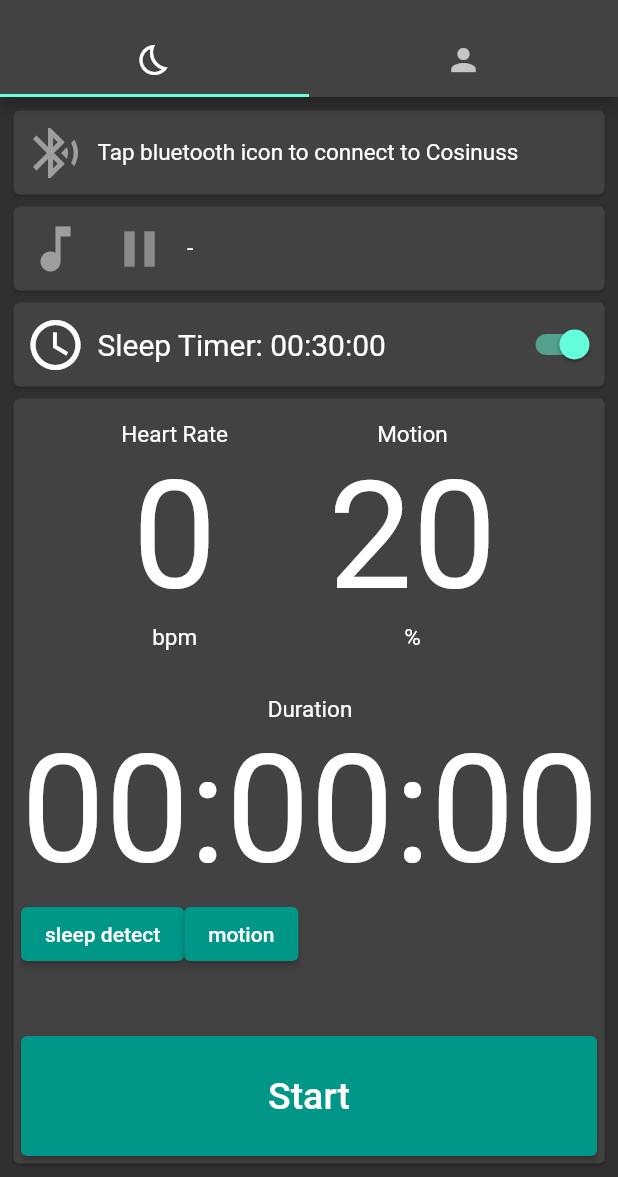
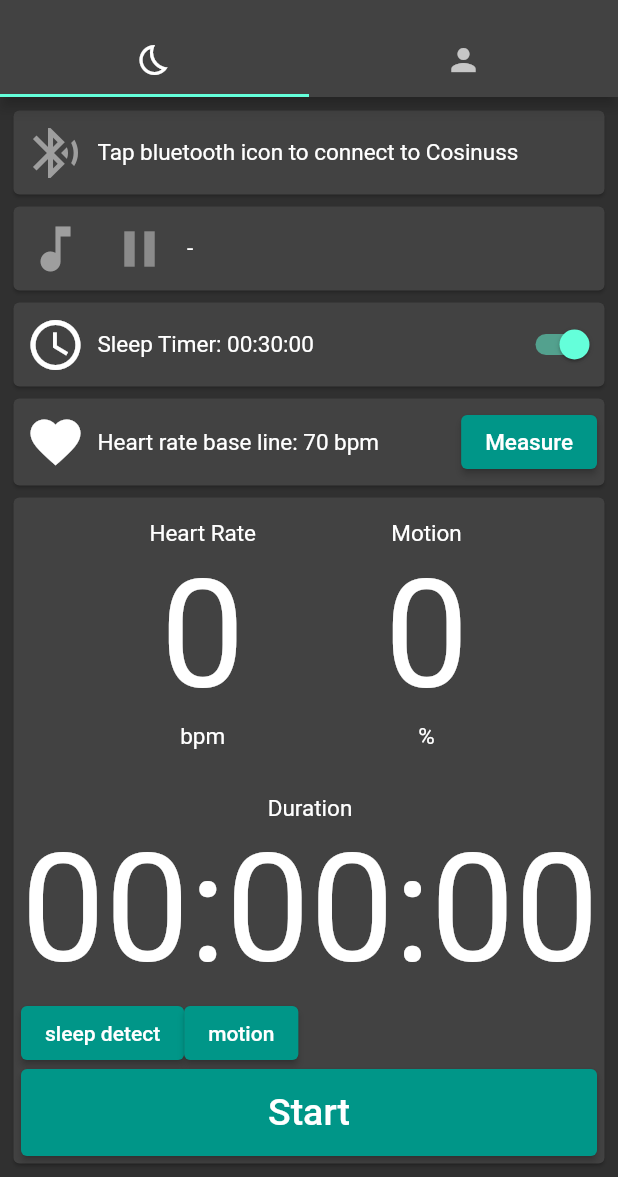
Before and after one commit to rhaeus/sleepy, a Flutter app: the screen it shows after launch, after a tap on the "bluetooth audio" icon, on a phone screen of 412 x 824 dp, the part 59-1236 px from its top. Run offline on Flutter 3.47's test engine with Material 2 defaults, Android fonts, the phone set to English and light mode, and no system bars; our stand-ins replace charts_flutter, flutter_blue; missing offline and left inert: duration_picker, spotify_sdk, volume.

Commit message:
motion evaluation and spotify change listener

```diff
--- a/lib/tracking_tab.dart
+++ b/lib/tracking_tab.dart
@@ -1,6 +1,7 @@
 import 'package:flutter/material.dart';
 
 import 'package:flutter_blue/flutter_blue.dart';
+import 'package:spotify_sdk/models/player_state.dart';
 
 import 'package:spotify_sdk/spotify_sdk.dart';
 import 'dart:developer';
@@ -27,6 +28,9 @@ class TrackingTab extends StatefulWidget {
 
 class _TrackingTabState extends State<TrackingTab>
     with AutomaticKeepAliveClientMixin<TrackingTab> {
+  int _motionThreshold = 4;
+  int _hrOffsetThreshold = 10;
+
   bool _spotifyConnected = false;
 
   String _cosinussStatus = "Tap bluetooth icon to connect to Cosinuss";
@@ -41,6 +45,7 @@ class _TrackingTabState extends State<TrackingTab>
   late File _logFileHR;
   late File _logFileAcc;
   late File _logFileDur;
+  late File _logFileMotion;
 
   String _spotifyTrack = "Tap music icon to connect to Spotify";
   Icon _spotifyPlayPauseIcon = const Icon(Icons.play_arrow);
@@ -57,9 +62,10 @@ class _TrackingTabState extends State<TrackingTab>
   late Timer _trackingDurationUpdateTimer;
 
   int _heartRate = 0;
-  int _motion = 20;
+  int _motion = 0;
 
   // Queue<int> _heartRateQueue = Queue();
+  Queue<List<int>> _motionQueue = Queue();
 
   int _startingVolume = 0;
   int _currentVolume = 0;
@@ -101,14 +107,16 @@ class _TrackingTabState extends State<TrackingTab>
     var format = DateFormat('yyyy-MM-dd-HH-mm-ss');
     String timestamp = format.format(DateTime.now());
 
-    String filename = _logDir + timestamp + "_hr.csv";
+    // String filename = _logDir + timestamp + "_hr.csv";
     // log("filename:" + filename);
 
     _logFileHR = File(_logDir + timestamp + "_hr.csv");
     _logFileAcc = File(_logDir + timestamp + "_acc.csv");
+    _logFileMotion = File(_logDir + timestamp + "_motion.csv");
     _logFileDur = File(_logDir + "durations.csv");
 
     await _writeFile(_logFileHR, "timestamp;timestamp raw;heart rate(bpm);\n");
+    await _writeFile(_logFileMotion, "timestamp;timestamp raw;motion score;\n");
     await _writeFile(
         _logFileAcc, "timestamp;timestamp raw;acc x;acc y;acc z;\n");
 
@@ -139,8 +147,10 @@ class _TrackingTabState extends State<TrackingTab>
   void _startSleepTimer() {
     _sleepTimer?.cancel();
     if (_useSleepTimer) {
-      _sleepTimer =
-          Timer.periodic(_sleepTimerDuration, (Timer t) => {_sleepDetected()});
+      _sleepTimer = Timer(_sleepTimerDuration, () {
+        log("sleep timer triggered");
+        _sleepDetected();
+      });
     }
   }
 
@@ -213,12 +223,23 @@ class _TrackingTabState extends State<TrackingTab>
       // if (bpm != 0) {
       //   bpmLabel = bpm.toString() + " bpm";
       // }
+      if (_hrBaselineMeasure) {
+        _hrForBaseline.add(bpm);
+      }
 
       setState(() {
         _heartRate = bpm;
       });
+
+      if (bpm < _restingHeartRate - _hrOffsetThreshold) {
+        _possiblyAsleep();
+      }
     }
   }
+
+  Queue<List<int>> _accDiffQueue = Queue();
+  List<int> _currentMotion = [];
+  final int _accWindowSize = 10;
 
   Future<void> updateAccelerometer(rawData) async {
     Int8List bytes = Int8List.fromList(rawData);
@@ -246,12 +267,78 @@ class _TrackingTabState extends State<TrackingTab>
 
       _writeFile(_logFileAcc, csv);
 
+      // motion eval, root mean square of differential of acc signal
+      // differentiate signal
+      // square
+      // average
+      // root
+      if (_accDiffQueue.isNotEmpty) {
+        var oldest = _accDiffQueue.first;
+        List<int> newestDiff = [];
+        newestDiff.add(accX - _accDiffQueue.last[0]);
+        newestDiff.add(accY - _accDiffQueue.last[1]);
+        newestDiff.add(accZ - _accDiffQueue.last[2]);
+
+        for (int i = 0; i < 3; ++i) {
+          _currentMotion[i] = (_currentMotion[i] +
+                  newestDiff[i] * newestDiff[i] / _accWindowSize -
+                  oldest[i] * oldest[i] / _accWindowSize)
+              .round();
+        }
+
+        // remove oldes sample from queue
+        _accDiffQueue.removeFirst();
+
+        // add newest sample to queue
+        _accDiffQueue.add(newestDiff);
+
+        // motion value is average of rms
+        _motion = ((math.sqrt(_currentMotion[0]) +
+                    math.sqrt(_currentMotion[1]) +
+                    math.sqrt(_currentMotion[2])) /
+                3)
+            .round();
+
+        if (_motion > _motionThreshold) {
+          _motionDetected();
+        }
+
+        csv = timestamp +
+            ";" +
+            now.millisecondsSinceEpoch.toString() +
+            ";" +
+            _motion.toString() +
+            ";\n";
+
+        _writeFile(_logFileMotion, csv);
+      }
+
       // setState(() {
       //   _accX = accX.toString() + " (unknown unit)";
       //   _accY = accY.toString() + " (unknown unit)";
       //   _accZ = accZ.toString() + " (unknown unit)";
       // });
     }
+  }
+
+  void _setSpotifyPlayPauseIcon(bool isPaused) {
+    setState(() {
+      if (isPaused) {
+        _spotifyPlayPauseIcon = const Icon(Icons.play_arrow);
+      } else {
+        _spotifyPlayPauseIcon = const Icon(Icons.pause);
+      }
+    });
+  }
+
+  void _displaySpotifyTrack(PlayerState state) {
+    setState(() {
+      var trackname = state.track?.name;
+      var artistname = state.track?.artist.name;
+      if (trackname != null && artistname != null) {
+        _spotifyTrack = trackname + " - " + artistname;
+      }
+    });
   }
 
   void _connectCosinuss() {
@@ -356,22 +443,19 @@ class _TrackingTabState extends State<TrackingTab>
         clientId: spotify_config.clientId,
         redirectUrl: spotify_config.redirectUrl);
 
+    SpotifySdk.subscribePlayerState().listen((event) {
+      _spotifyIsPaused = event.isPaused;
+      _setSpotifyPlayPauseIcon(_spotifyIsPaused);
+      _displaySpotifyTrack(event);
+    });
+
     var state = await SpotifySdk.getPlayerState();
 
     setState(() {
-      var trackname = state?.track?.name;
-      var artistname = state?.track?.artist.name;
-      if (trackname != null && artistname != null) {
-        _spotifyTrack = trackname + " - " + artistname;
-      }
-
       if (state != null) {
         _spotifyIsPaused = state.isPaused;
-        if (_spotifyIsPaused) {
-          _spotifyPlayPauseIcon = const Icon(Icons.play_arrow);
-        } else {
-          _spotifyPlayPauseIcon = const Icon(Icons.pause);
-        }
+        _setSpotifyPlayPauseIcon(_spotifyIsPaused);
+        _displaySpotifyTrack(state);
       }
     });
     return _spotifyConnected;
@@ -409,8 +493,17 @@ class _TrackingTabState extends State<TrackingTab>
 
     setState(() {
       if (duration != null) {
+        _sleepTimerDuration = duration;
         _sleepTimerDurationDisplay = formatDuration(duration);
       }
+    });
+  }
+
+  Timer? _possiblyAsleepTimer;
+  void _possiblyAsleep() {
+    _possiblyAsleepTimer?.cancel();
+    _possiblyAsleepTimer = Timer(const Duration(minutes: 2), () {
+      _sleepDetected();
     });
   }
 
@@ -421,6 +514,36 @@ class _TrackingTabState extends State<TrackingTab>
       // we stop tracking
       log("no motion detected -> stop tracking");
       _stopTracking();
+    });
+  }
+
+  Timer? _hrBaseLineTimer;
+  bool _hrBaselineMeasure = false;
+  List<int> _hrForBaseline = [];
+  void _measureHRBaseline(Duration duration) {
+    _hrForBaseline.clear();
+    _hrBaselineMeasure = true;
+
+    showMessage(
+        context,
+        "Please wait " +
+            duration.inSeconds.toString() +
+            " seconds for measurement to complete");
+
+    _hrBaseLineTimer = Timer(duration, () {
+      showMessage(context, "Measurement complete");
+      log("HR baseline measurement done");
+      _hrBaselineMeasure = false;
+      setState(() {
+        if (_hrForBaseline.isNotEmpty) {
+          int sum =
+              _hrForBaseline.fold(0, (previous, current) => previous + current);
+          _restingHeartRate = (sum / _hrForBaseline.length).round();
+        } else {
+          _restingHeartRate = 0;
+        }
+        log("resting HR: " + _restingHeartRate.toString());
+      });
     });
   }
 
@@ -449,12 +572,13 @@ class _TrackingTabState extends State<TrackingTab>
     _currentVolume = await Volume.getVol;
     _startingVolume = _currentVolume;
     _rampVolume(2, 1);
-    _checkForMotion(const Duration(seconds: 10));
+    _checkForMotion(const Duration(minutes: 5));
   }
 
   void _motionDetected() {
     log("motion detected");
     _motionTimer?.cancel();
+    _possiblyAsleepTimer?.cancel();
     _rampVolume(_startingVolume, 1);
   }
 
@@ -504,18 +628,6 @@ class _TrackingTabState extends State<TrackingTab>
                   ),
                 ],
               )),
-              // Card(
-              //   child: SwitchListTile(
-              //     title: const Text('Lights'),
-              //     value: _useSleepTimer,
-              //     onChanged: (bool value) {
-              //       setState(() {
-              //         _useSleepTimer = value;
-              //       });
-              //     },
-              //     secondary: const Icon(Icons.lightbulb_outline),
-              //   ),
-              // ),
               Card(
                   child: Row(
                       crossAxisAlignment: CrossAxisAlignment.center,
@@ -528,7 +640,7 @@ class _TrackingTabState extends State<TrackingTab>
                     Text(
                       "Sleep Timer: " + _sleepTimerDurationDisplay,
                       style: TextStyle(
-                          fontSize: 20,
+                          fontSize: 15,
                           color: _useSleepTimer ? Colors.white : Colors.grey),
                     ),
                     Expanded(
@@ -543,6 +655,41 @@ class _TrackingTabState extends State<TrackingTab>
                           }),
                     )),
                   ])),
+              Card(
+                  child: Row(
+                      crossAxisAlignment: CrossAxisAlignment.center,
+                      children: [
+                    const IconButton(
+                      iconSize: 40,
+                      color: Colors.white,
+                      disabledColor: Colors.white,
+                      onPressed: null,
+                      icon: Icon(Icons.favorite),
+                    ),
+                    Text(
+                      "Heart rate base line: " +
+                          _restingHeartRate.toString() +
+                          " bpm",
+                      style: TextStyle(
+                          fontSize: 15,
+                          color: _useSleepTimer ? Colors.white : Colors.grey),
+                    ),
+                    Expanded(
+                        child: Align(
+                            alignment: Alignment.centerRight,
+                            child: Padding(
+                                padding: const EdgeInsets.all(5),
+                                child: ElevatedButton(
+                                  onPressed: () {
+                                    _measureHRBaseline(
+                                        const Duration(seconds: 5));
+                                  },
+                                  child: const Text(
+                                    "Measure",
+                                    style: TextStyle(fontSize: 15),
+                                  ),
+                                )))),
+                  ])),
               Expanded(
                 child: Card(
                     child: Padding(
@@ -552,47 +699,6 @@ class _TrackingTabState extends State<TrackingTab>
                             const SizedBox(
                               height: 10,
                             ),
-                            // Row(
-                            //   crossAxisAlignment: CrossAxisAlignment.center,
-                            //   children: [
-                            //     Icon(Icons.monitor),
-
-                            //     Container(
-                            //         width: 50,
-                            //         child: TextField(
-                            //           controller: TextEditingController(
-                            //               text: _restingHeartRate.toString()),
-                            //           keyboardType: TextInputType.number,
-                            //           inputFormatters: [
-                            //             FilteringTextInputFormatter.digitsOnly,
-                            //           ],
-                            //           decoration: InputDecoration(
-                            //             // labelText: 'Enter Name',
-                            //             hintText: 'HR',
-                            //           ),
-                            //         )),
-
-                            //   ],
-                            // ),
-                            // Row(
-                            //     crossAxisAlignment: CrossAxisAlignment.center,
-                            //     children: [
-                            //       IconButton(
-                            //         iconSize: 40,
-                            //         onPressed:
-                            //             _useSleepTimer ? _pickSleepTimer : null,
-                            //         icon: const Icon(Icons.access_time),
-                            //       ),
-                            //       Text(
-                            //         "Sleep Timer: " + _sleepTimerDurationDisplay,
-                            //         style: TextStyle(
-                            //             fontSize: 20,
-                            //             color: _useSleepTimer
-                            //                 ? Colors.black
-                            //                 : Colors.grey),
-                            //       ),
-                            //     ]),
-
                             Row(
                               mainAxisAlignment: MainAxisAlignment.spaceEvenly,
                               children: [
```
Also changed, not shown: lib/utils.dart (+7 -1 lines).
